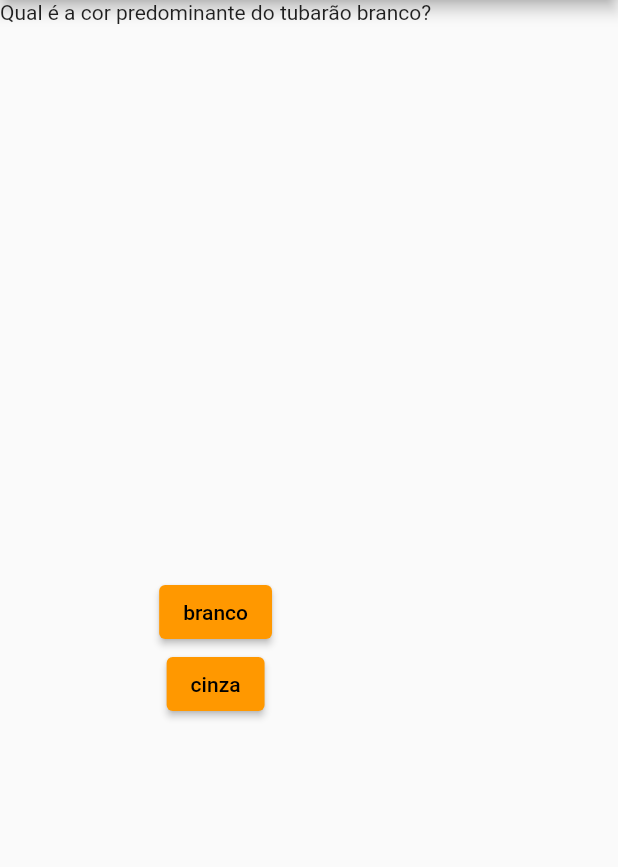
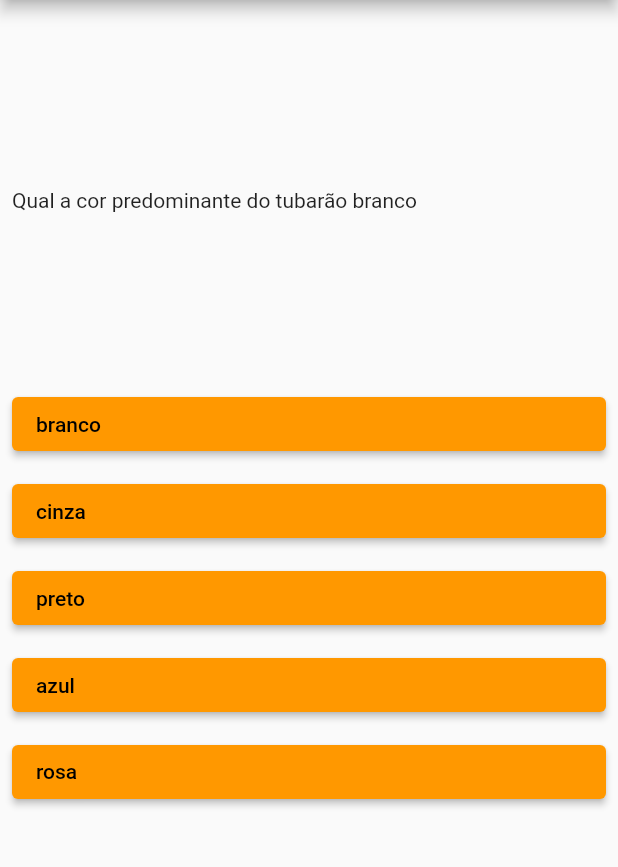
Before and after one commit to Gustavo-A-Santos/Projetos_PM1, a Flutter app: the QuestionPage screen opened by its route, on a phone screen of 412 x 824 dp, the part 84-951 px from its top. Run offline on Flutter 3.47's test engine with Material 2 defaults, Android fonts, the phone set to English and light mode, and no system bars.

Commit message:
branch com o código da aula do dia Sex 28 Abr 2023 22:44:29 -03

```diff
--- a/lib/data/question_repository.dart
+++ b/lib/data/question_repository.dart
@@ -1,7 +1,7 @@
 import 'package:quiz/domain/answer.dart';
 import 'package:quiz/domain/question.dart';
 
-List<Question> loadQuestion() {
+List<Question> loadQuestions() {
   return <Question>[
     Question(
       text: "Qual a cor predominante do tubarão branco",
--- a/lib/domain/question.dart
+++ b/lib/domain/question.dart
@@ -8,16 +8,19 @@ class Question {
   final Answer d;
   final Answer e;
 
-  Question({
-    required this.text,
-    required this.a,
-    required this.b,
-    required this.c,
-    required this.d,
-    required this.e
-  });
+  Question(
+      {required this.text,
+      required this.a,
+      required this.b,
+      required this.c,
+      required this.d,
+      required this.e});
 
   bool isCorrect(String answer) {
     return [a, b, c, d, e].where((e) => e.text == answer).first.correct;
   }
+
+  List<Answer> answers() {
+    return [a, b, c, d, e];
+  }
 }
--- a/lib/presentation/pages/home_page.dart
+++ b/lib/presentation/pages/home_page.dart
@@ -18,7 +18,7 @@ class HomePage extends StatelessWidget {
               onPressed: () {
                 Navigator.pushNamed(context, "/question");
               },
-              child: const Text('Comecar'),
+              child: const Text('Começar!'),
             ),
           ],
         ),
--- a/lib/presentation/pages/question_page.dart
+++ b/lib/presentation/pages/question_page.dart
@@ -1,4 +1,7 @@
 import 'package:flutter/material.dart';
+import 'package:quiz/data/question_repository.dart';
+import 'package:quiz/domain/question.dart';
+import 'package:quiz/presentation/widgets/question_option_widget.dart';
 
 class QuestionPage extends StatefulWidget {
   const QuestionPage({super.key});
@@ -8,7 +11,22 @@ class QuestionPage extends StatefulWidget {
 }
 
 class _QuestionPageState extends State<QuestionPage> {
-  bool _visible = true;
+  late bool _visible;
+  late List<Question> _questions;
+  late Question _question;
+  late int _position;
+
+  @override
+  void initState() {
+    // TODO: implement initState
+    super.initState();
+
+    _visible = true;
+    _questions = loadQuestions();
+    _position = 0;
+
+    _question = _questions[_position];
+  }
 
   @override
   Widget build(BuildContext context) {
@@ -19,30 +37,55 @@ class _QuestionPageState extends State<QuestionPage> {
       body: AnimatedOpacity(
         opacity: _visible ? 1.0 : 0.0,
         duration: const Duration(milliseconds: 500),
+        child: Padding(
+          padding: const EdgeInsets.all(8.0),
           child: Column(
             children: [
               Expanded(
                 flex: 1,
-              child: const Text("Qual é a cor predominante do tubarão branco?"),
+                child: Align(
+                    alignment: Alignment.centerLeft,
+                    child: Text(_question.text)),
               ),
               Expanded(
-              flex: 1,
+                flex: 2,
                 child: Column(
-                children: [
-                  ElevatedButton(
-                      onPressed: () {
-                        setState(() {
-                          _visible = false;
-                        });
-                      },
-                      child: const Text("branco")),
-                  ElevatedButton(onPressed: () {}, child: const Text("cinza")),
-                ],
+                  children: _question
+                      .answers()
+                      .map(
+                          (e) => QuestionOption(text: e.text, action: onAnswer))
+                      .toList(),
                 ),
               ),
             ],
           ),
         ),
+      ),
     );
   }
+
+  void onAnswer(String text) {
+    final message =
+        _question.isCorrect(text) ? "Acertou mizeravi!" : "Errrrrrouuuuuu";
+
+    var snackBar = SnackBar(content: Text(message));
+
+    ScaffoldMessenger.of(context).showSnackBar(snackBar);
+
+    setState(() {
+      _visible = false;
+    });
+
+    Future.delayed(const Duration(milliseconds: 500), () {
+      setState(() {
+        _position++;
+
+        if (_position >= _questions.length) {
+          return;
         }
+        _question = _questions[_position];
+        _visible = true;
+      });
+    });
+  }
+}
--- /dev/null
+++ b/lib/presentation/widgets/question_option_widget.dart
@@ -0,0 +1,29 @@
+import 'package:flutter/material.dart';
+
+class QuestionOption extends StatelessWidget {
+  final String text;
+  final Function(String) action;
+
+  const QuestionOption({
+    super.key,
+    required this.text,
+    required this.action
+  });
+
+  @override
+  Widget build(BuildContext context) {
+    return Padding(
+      padding: const EdgeInsets.only(bottom: 10),
+      child: SizedBox(
+        width: double.maxFinite,
+        child: ElevatedButton(
+          onPressed: () => action(text),
+          child: Align(
+            alignment: Alignment.centerLeft,
+            child: Text(text),
+          ),
+        ),
+      ),
+    );
+  }
+}
```
Lines whose indentation alone changed are shown as unchanged.
